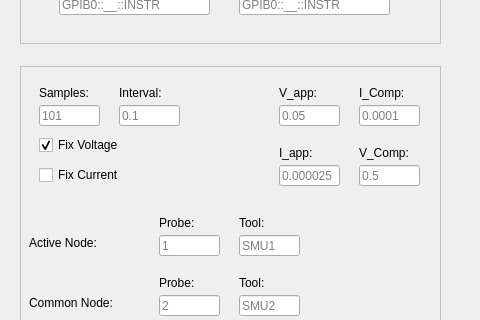
Alexyazdani/GUI_Testing, file DC_Sampling_GUI_2Probe_backend.ui: the form before one commit; both pictures show x 0 to 480 and y 91 to 411 of the 1114 by 525 pixel window.
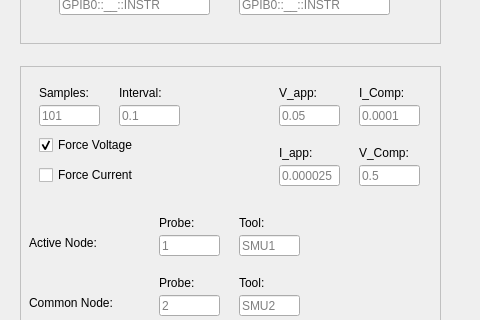
The form after the commit.

```diff
--- a/DC_Sampling_GUI_2Probe_backend.ui
+++ b/DC_Sampling_GUI_2Probe_backend.ui
@@ -463,12 +463,12 @@
              <rect>
               <x>10</x>
               <y>60</y>
-              <width>87</width>
+              <width>101</width>
               <height>20</height>
              </rect>
             </property>
             <property name="text">
-             <string>Fix Voltage</string>
+             <string>Force Voltage</string>
             </property>
             <property name="checked">
              <bool>true</bool>
@@ -482,12 +482,12 @@
              <rect>
               <x>10</x>
               <y>90</y>
-              <width>87</width>
+              <width>101</width>
               <height>20</height>
              </rect>
             </property>
             <property name="text">
-             <string>Fix Current</string>
+             <string>Force Current</string>
             </property>
             <property name="autoExclusive">
              <bool>true</bool>
```
